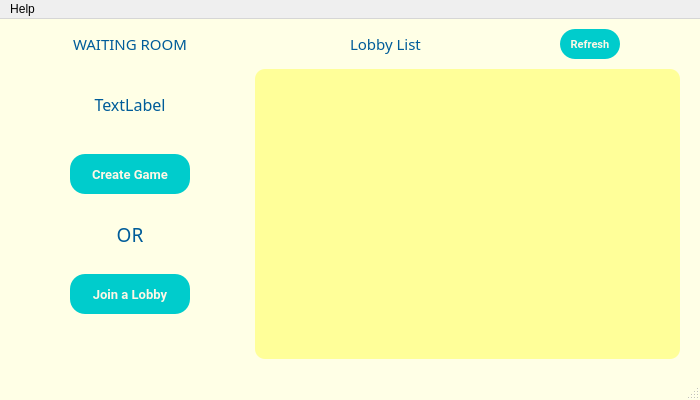
This is client/Client_UI/stagewaitingroom.ui in tinhphantrong0612/networkprogramming as Qt 5 draws it before an edit. The edited form follows.
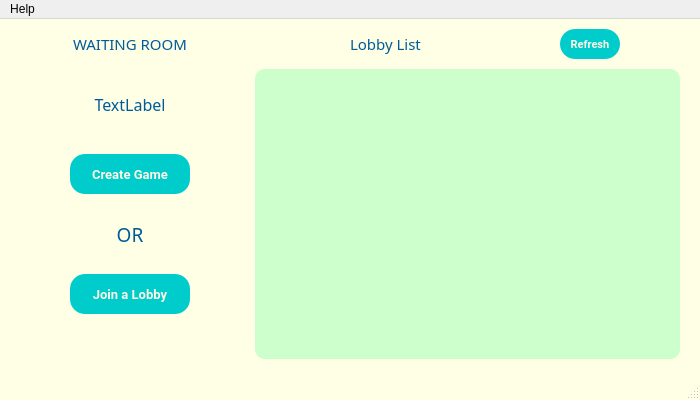
This is the edited form.

The edit to the form file:
```diff
--- a/client/Client_UI/stagewaitingroom.ui
+++ b/client/Client_UI/stagewaitingroom.ui
@@ -146,6 +146,7 @@
     </property>
     <property name="styleSheet">
      <string notr="true">QListWidget {
+		background-color: #ccffcc;
         border-radius: 10 ;
 		font-family: Roboto;
 		font-style: bold;
```
